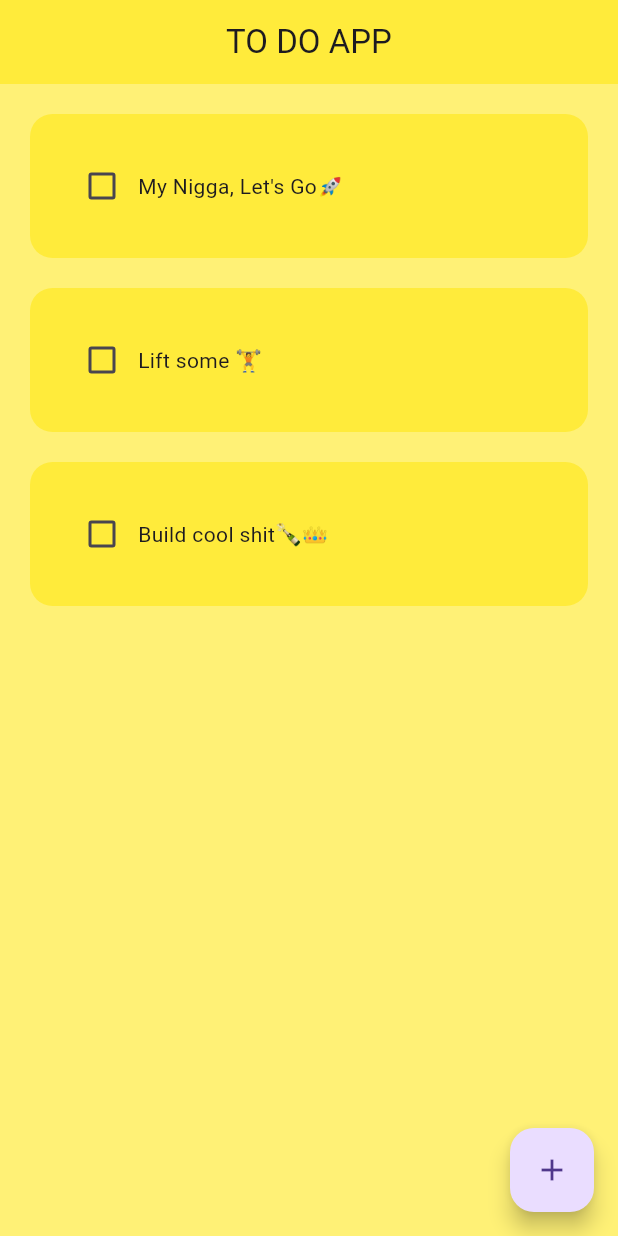
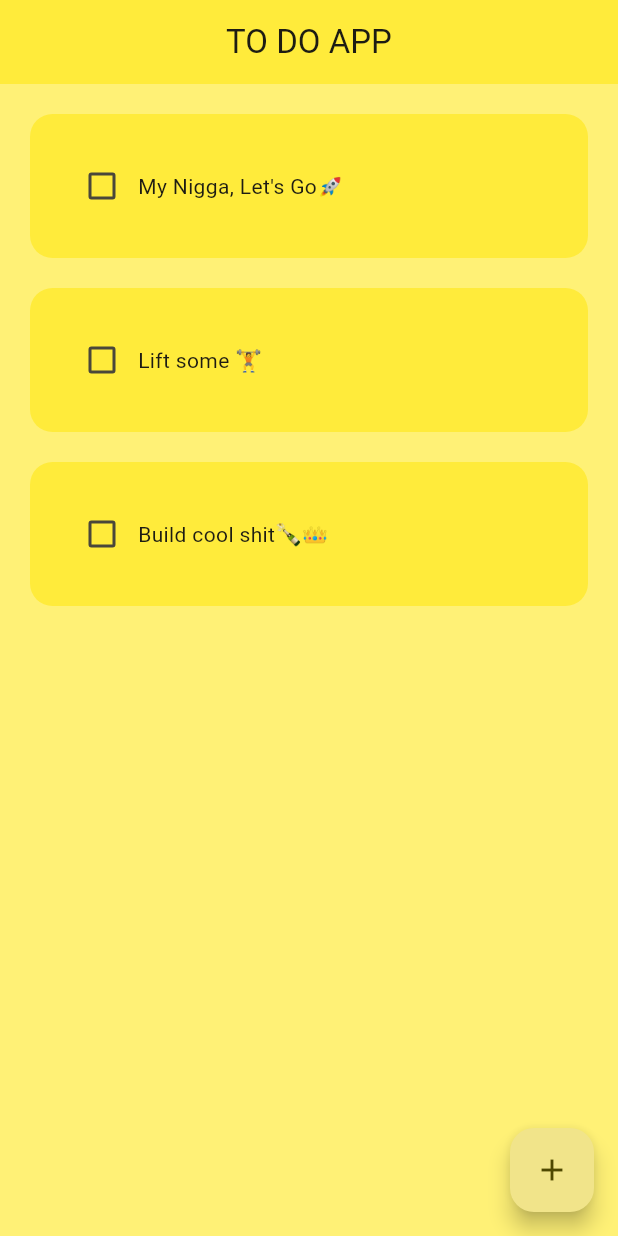
Before and after one commit to prajjwa-lit/todoWIthHive, a Flutter app: the screen it shows after launch, on a phone screen of 412 x 824 dp. Run offline on Flutter 3.47's test engine with Material 3 defaults, Android fonts, the phone set to English and light mode, and no system bars; drawn by our look-alikes of flutter_slidable; our stand-ins replace hive_flutter; accounts and stored records are empty.

Commit message:
corrects primaryswatch error

```diff
--- a/lib/main.dart
+++ b/lib/main.dart
@@ -23,7 +23,7 @@ class MyApp extends StatelessWidget {
     return  MaterialApp(
       debugShowCheckedModeBanner: false,
       home: HomePage(),
-      theme: ThemeData(primarySwatch: Colors.yellow),
+      theme: ThemeData(colorSchemeSeed: Colors.yellow,),
     );
   }
 }
```
